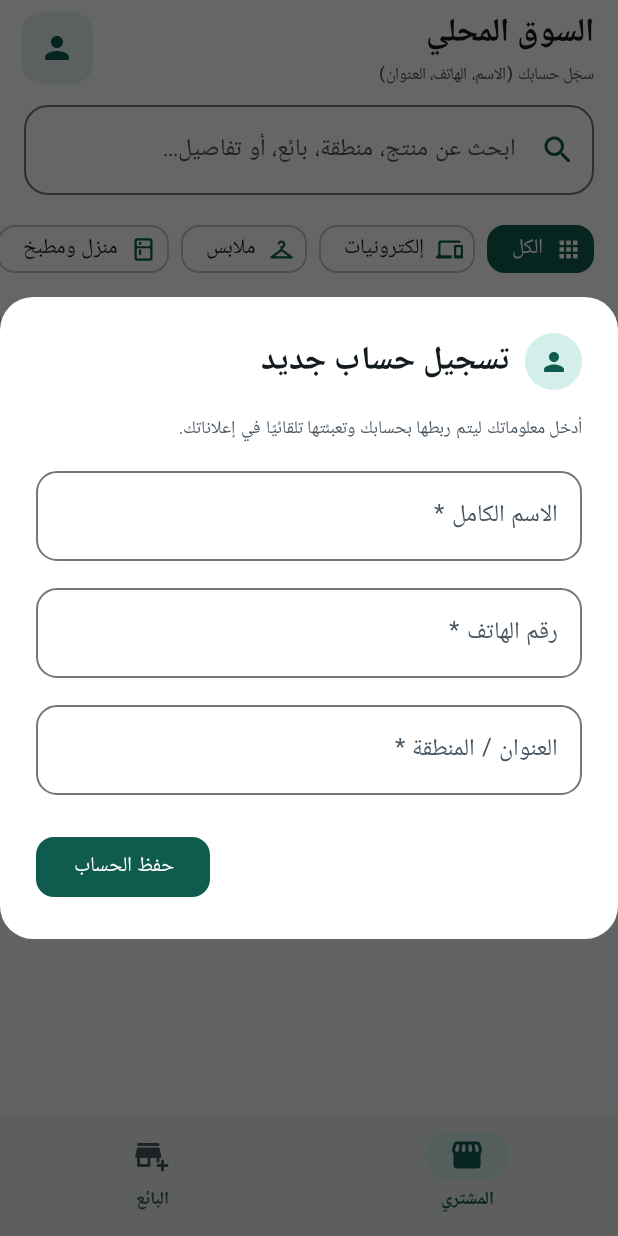
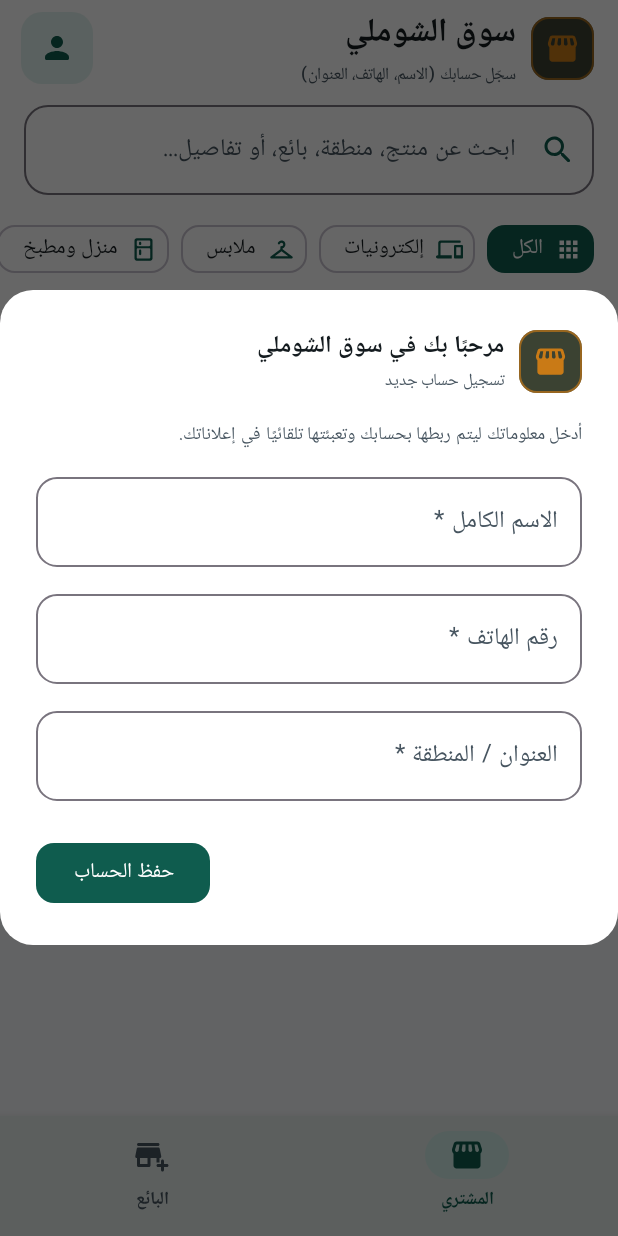
Before and after one commit to shomalimarkit/shomalimarkit, an Android app built with Jetpack Compose: the screen it shows after launch (MainActivity), on a phone screen of 412 x 824 dp. Run offline under Robolectric (Android 15) with nearby library versions, the phone set to English and light mode, and no system bars; our stand-ins replace Firebase (no records; nobody signed in at launch, a user with empty details on screens opened directly); libraries missing offline, so code that uses them is left out: androidx.compose.ui, com.google.firebase.firestore, java.io, java.text, java.util and 4 more.

Commit message:
Update MainActivity.kt

```diff
--- a/app/src/main/java/com/localmarket/app/MainActivity.kt
+++ b/app/src/main/java/com/localmarket/app/MainActivity.kt
@@ -306,6 +306,19 @@ private fun decodeBase64ToBitmap(base64String: String): Bitmap? {
     }
 }
 
+private fun loadBrandLogoBitmap(context: Context): Bitmap? {
+    return try {
+        val drawableId = context.resources.getIdentifier("logo_shomali", "drawable", context.packageName)
+        if (drawableId != 0) {
+            BitmapFactory.decodeResource(context.resources, drawableId)
+        } else {
+            null
+        }
+    } catch (_: Exception) {
+        null
+    }
+}
+
 private suspend fun compressImageToBase64(
     context: Context,
     imageUri: Uri,
@@ -337,6 +350,40 @@ private suspend fun compressImageToBase64(
         Result.success(encoded)
     } catch (e: Exception) {
         Result.failure(e)
+    }
+}
+
+@Composable
+fun BrandLogoBadge(
+    modifier: Modifier = Modifier,
+    sizeDp: Int = 44
+) {
+    val context = LocalContext.current
+    val logoBitmap = remember(context) { loadBrandLogoBitmap(context) }
+
+    Surface(
+        shape = RoundedCornerShape(12.dp),
+        color = Color(0xFF3B4232),
+        border = BorderStroke(1.dp, Color(0xFFC97A16).copy(alpha = 0.65f)),
+        modifier = modifier.size(sizeDp.dp)
+    ) {
+        if (logoBitmap != null) {
+            Image(
+                bitmap = logoBitmap.asImageBitmap(),
+                contentDescription = "شعار سوق الشوملي",
+                contentScale = ContentScale.Crop,
+                modifier = Modifier.fillMaxSize()
+            )
+        } else {
+            Box(contentAlignment = Alignment.Center, modifier = Modifier.fillMaxSize()) {
+                Icon(
+                    imageVector = Icons.Rounded.Storefront,
+                    contentDescription = "سوق الشوملي",
+                    tint = Color(0xFFC97A16),
+                    modifier = Modifier.size((sizeDp * 0.55f).dp)
+                )
+            }
+        }
     }
 }
 
@@ -541,9 +588,14 @@ fun LocalMarketApp() {
                     titleContentColor = MaterialTheme.colorScheme.onSurface
                 ),
                 title = {
+                    Row(
+                        verticalAlignment = Alignment.CenterVertically,
+                        horizontalArrangement = Arrangement.spacedBy(10.dp)
+                    ) {
+                        BrandLogoBadge(sizeDp = 42)
                         Column {
                             Text(
-                            text = if (selectedTab == 0) "السوق المحلي" else "إدارة ونشر المنتجات",
+                                text = if (selectedTab == 0) "سوق الشوملي" else "سوق الشوملي • إدارة المنتجات",
                                 style = MaterialTheme.typography.titleLarge,
                                 fontWeight = FontWeight.Bold
                             )
@@ -554,6 +606,7 @@ fun LocalMarketApp() {
                                 color = MaterialTheme.colorScheme.onSurfaceVariant,
                                 maxLines = 1
                             )
+                        }
                     }
                 },
                 actions = {
@@ -742,25 +795,19 @@ fun AccountRegistrationDialog(
                 verticalAlignment = Alignment.CenterVertically,
                 horizontalArrangement = Arrangement.spacedBy(10.dp)
             ) {
-                Surface(
-                    shape = CircleShape,
-                    color = MaterialTheme.colorScheme.primaryContainer,
-                    modifier = Modifier.size(38.dp)
-                ) {
-                    Box(contentAlignment = Alignment.Center) {
-                        Icon(
-                            imageVector = Icons.Rounded.Person,
-                            contentDescription = null,
-                            tint = MaterialTheme.colorScheme.primary,
-                            modifier = Modifier.size(20.dp)
-                        )
-                    }
-                }
-                Text(
-                    text = if (initialProfile == null) "تسجيل حساب جديد" else "تعديل بيانات الحساب",
-                    style = MaterialTheme.typography.titleLarge,
+                BrandLogoBadge(sizeDp = 42)
+                Column {
+                    Text(
+                        text = if (initialProfile == null) "مرحبًا بك في سوق الشوملي" else "تعديل بيانات الحساب",
+                        style = MaterialTheme.typography.titleMedium,
                         fontWeight = FontWeight.Bold
                     )
+                    Text(
+                        text = if (initialProfile == null) "تسجيل حساب جديد" else "حسابك في سوق الشوملي",
+                        style = MaterialTheme.typography.labelSmall,
+                        color = MaterialTheme.colorScheme.onSurfaceVariant
+                    )
+                }
             }
         },
         text = {
@@ -872,7 +919,7 @@ fun BuyerScreen(
             Toast.makeText(context, "رقم الهاتف غير صالح لواتساب", Toast.LENGTH_SHORT).show()
             return
         }
-        val message = Uri.encode("مرحبًا، أستفسر عن منتج: ${product.title} ($formattedPrice د.ع)")
+        val message = Uri.encode("مرحبًا، أستفسر عن منتج في سوق الشوملي: ${product.title} ($formattedPrice د.ع)")
         val waIntent = Intent(
             Intent.ACTION_VIEW,
             Uri.parse("https://wa.me/$waNumber?text=$message")
@@ -892,7 +939,7 @@ fun BuyerScreen(
 
     fun shareProduct(product: MarketProduct, formattedPrice: String) {
         val shareText = buildString {
-            appendLine("إعلان في السوق المحلي:")
+            appendLine("إعلان في سوق الشوملي:")
             appendLine("المنتج: ${product.title}")
             appendLine("القسم: ${product.category}")
             appendLine("النوع والحالة: ${product.listingType} • ${product.condition}")
@@ -1529,7 +1576,7 @@ fun SellerScreen(
             onDismissRequest = { productPendingDelete = null },
             shape = RoundedCornerShape(20.dp),
             title = { Text("تأكيد حذف الإعلان") },
-            text = { Text("هل تريد حذف \"${target.title}\" نهائيًا من السوق المحلي؟") },
+            text = { Text("هل تريد حذف \"${target.title}\" نهائيًا من سوق الشوملي؟") },
             confirmButton = {
                 TextButton(
                     onClick = {
@@ -1610,7 +1657,7 @@ fun SellerScreen(
                     verticalArrangement = Arrangement.spacedBy(12.dp)
                 ) {
                     Text(
-                        text = "نشر منتج جديد في السوق المحلي",
+                        text = "نشر منتج جديد في سوق الشوملي",
                         style = MaterialTheme.typography.titleMedium,
                         fontWeight = FontWeight.Bold
                     )
```
Lines whose indentation alone changed are shown as unchanged.
